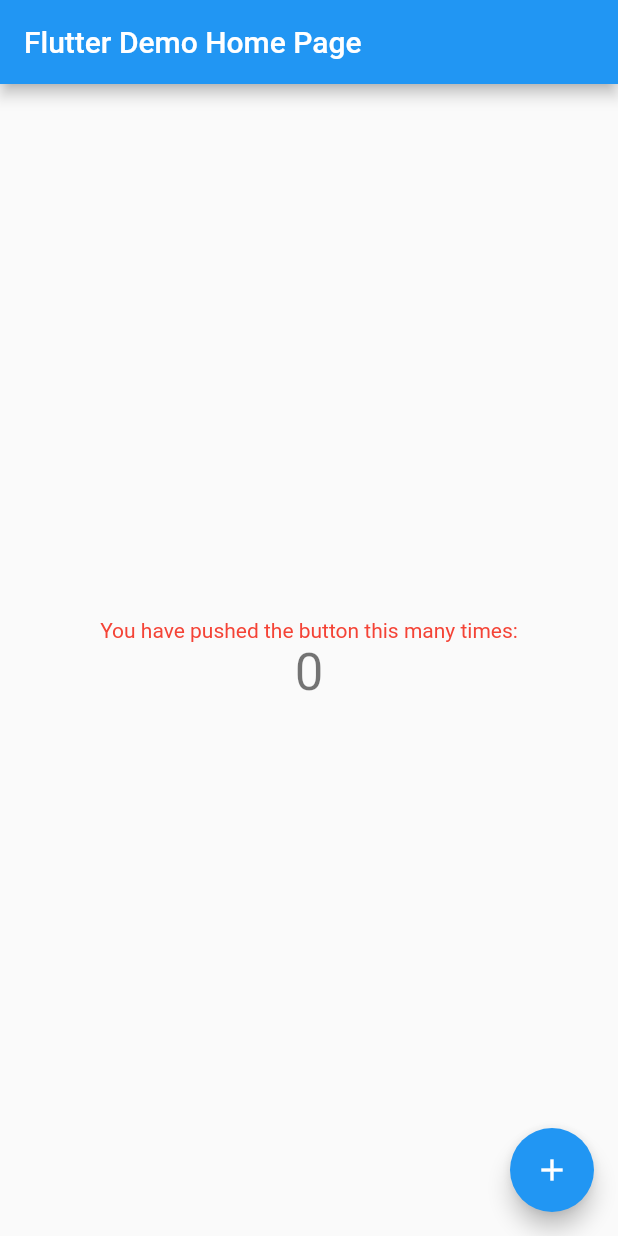
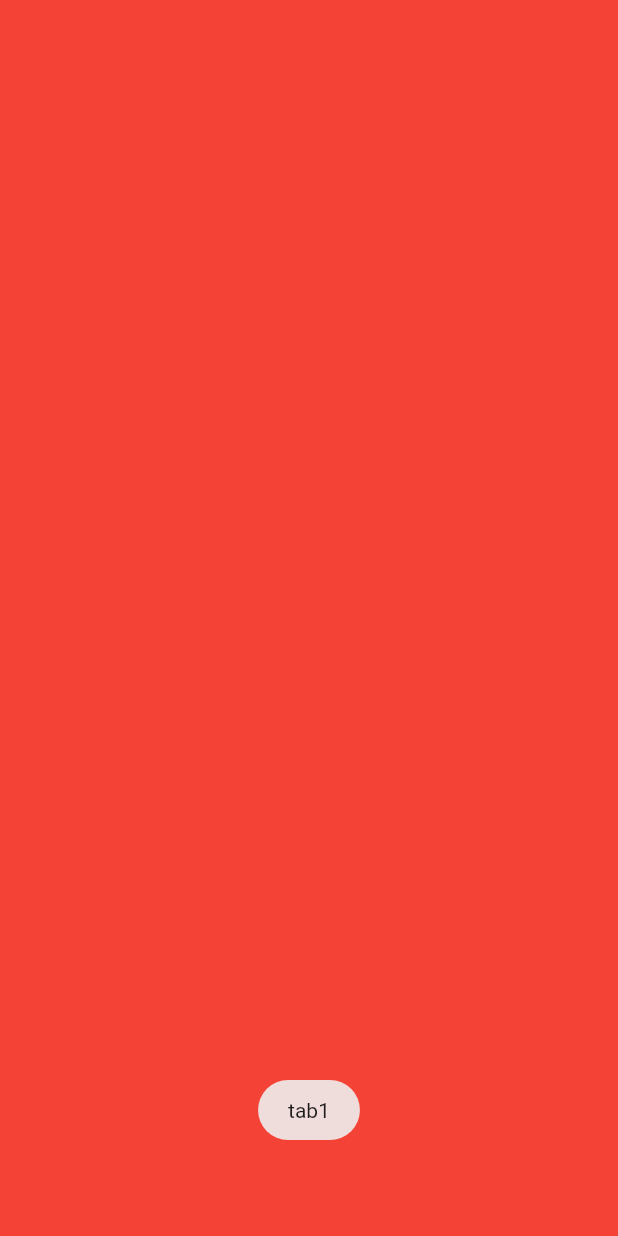
Before and after one commit to dinhtho/dive_flutter, a Flutter app: the first screen one second after launch, on a phone screen of 412 x 824 dp. Run offline on Flutter 3.47's test engine with Material 2 defaults, Android fonts, the phone set to English and light mode, and no system bars; our stand-ins replace fluttertoast.

Commit message:
Add pageview

```diff
--- a/lib/main.dart
+++ b/lib/main.dart
@@ -1,3 +1,4 @@
+import 'package:example_app/tabs.dart';
 import 'package:flutter/material.dart';
 
 void main() {
@@ -9,88 +10,29 @@ class MyApp extends StatelessWidget {
   @override
   Widget build(BuildContext context) {
     return MaterialApp(
-      title: 'Flutter Demo',
+      title: 'My App',
       theme: ThemeData(
         primarySwatch: Colors.blue,
       ),
-      home: MyHomePage(title: 'Flutter Demo Home Page'),
+      home: MyHomePage(title: 'My Practices'),
     );
   }
 }
 
-class MyHomePage extends StatefulWidget {
+class MyHomePage extends StatelessWidget {
   MyHomePage({Key key, this.title}) : super(key: key);
 
   final String title;
 
   @override
-  _MyHomePageState createState() => _MyHomePageState();
-}
-
-class _MyHomePageState extends State<MyHomePage> {
-  int _counter = 0;
-
-  void _incrementCounter() {
-    setState(() {
-      // This call to setState tells the Flutter framework that something has
-      // changed in this State, which causes it to rerun the build method below
-      // so that the display can reflect the updated values. If we changed
-      // _counter without calling setState(), then the build method would not be
-      // called again, and so nothing would appear to happen.
-      _counter++;
-    });
-  }
-
-  @override
   Widget build(BuildContext context) {
-    // This method is rerun every time setState is called, for instance as done
-    // by the _incrementCounter method above.
-    //
-    // The Flutter framework has been optimized to make rerunning build methods
-    // fast, so that you can just rebuild anything that needs updating rather
-    // than having to individually change instances of widgets.
-    return Scaffold(
-      appBar: AppBar(
-        // Here we take the value from the MyHomePage object that was created by
-        // the App.build method, and use it to set our appbar title.
-        title: Text(widget.title),
-      ),
-      body: Center(
-        // Center is a layout widget. It takes a single child and positions it
-        // in the middle of the parent.
-        child: Column(
-          // Column is also a layout widget. It takes a list of children and
-          // arranges them vertically. By default, it sizes itself to fit its
-          // children horizontally, and tries to be as tall as its parent.
-          //
-          // Invoke "debug painting" (press "p" in the console, choose the
-          // "Toggle Debug Paint" action from the Flutter Inspector in Android
-          // Studio, or the "Toggle Debug Paint" command in Visual Studio Code)
-          // to see the wireframe for each widget.
-          //
-          // Column has various properties to control how it sizes itself and
-          // how it positions its children. Here we use mainAxisAlignment to
-          // center the children vertically; the main axis here is the vertical
-          // axis because Columns are vertical (the cross axis would be
-          // horizontal).
-          mainAxisAlignment: MainAxisAlignment.center,
-          children: <Widget>[
-            Text(
-              'You have pushed the button this many times:',
-              style: TextStyle(color: Colors.red),
-            ),
-            Text(
-              '$_counter',
-              style: Theme.of(context).textTheme.headline4,
-            ),
-          ],
-        ),
-      ),
-      floatingActionButton: FloatingActionButton(
-        onPressed: _incrementCounter,
-        tooltip: 'Increment',
-        child: Icon(Icons.add),
-      ), // This trailing comma makes auto-formatting nicer for build methods.
+    return PageView(
+      children: [
+        FirstTab(title:"tab1",color: Colors.red,),
+        FirstTab(title:"tab2",color: Colors.green),
+        FirstTab(title:"tab3",color: Colors.blue),
+        FirstTab(title:"tab4",color: Colors.yellow)
+      ],
     );
   }
 }
--- /dev/null
+++ b/lib/tabs.dart
@@ -0,0 +1,33 @@
+import 'package:flutter/cupertino.dart';
+import 'package:flutter/material.dart';
+import 'package:fluttertoast/fluttertoast.dart';
+
+class FirstTab extends StatefulWidget {
+  String title;
+  MaterialColor color;
+
+  FirstTab({Key key, this.title, this.color}) : super(key: key);
+
+  @override
+  State<StatefulWidget> createState() {
+    return _FirstTabState();
+  }
+}
+
+class _FirstTabState extends State<FirstTab> with AutomaticKeepAliveClientMixin<FirstTab> {
+  @override
+  void initState() {
+    // Future.delayed(Duration(microseconds: 2000), () {
+    //   Fluttertoast.showToast(msg: widget.title);
+    // });
+  }
+
+  @override
+  Widget build(BuildContext context) {
+    Fluttertoast.showToast(msg: widget.title);
+    return Container(color: widget.color);
+  }
+
+  @override
+  bool get wantKeepAlive => true;
+}
--- a/pubspec.yaml
+++ b/pubspec.yaml
@@ -28,6 +28,7 @@ dependencies:
   # The following adds the Cupertino Icons font to your application.
   # Use with the CupertinoIcons class for iOS style icons.
   cupertino_icons: ^1.0.1
+  fluttertoast: ^7.1.6
 
 dev_dependencies:
   flutter_test:
```
Also changed, not shown: pubspec.lock.
